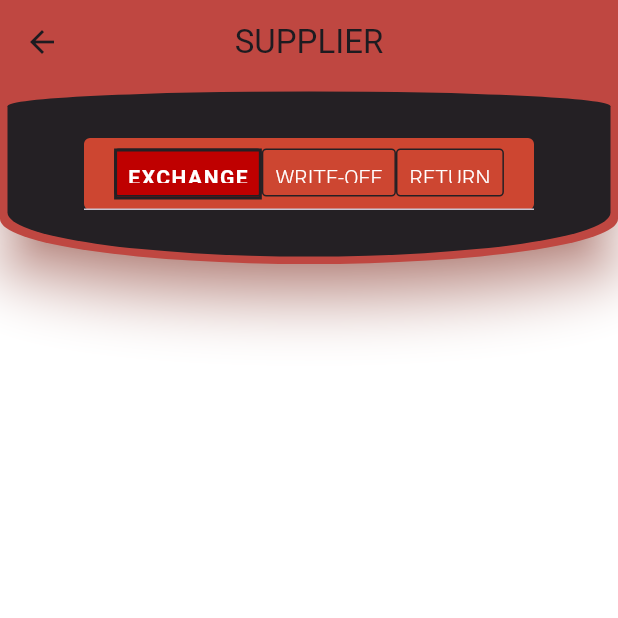
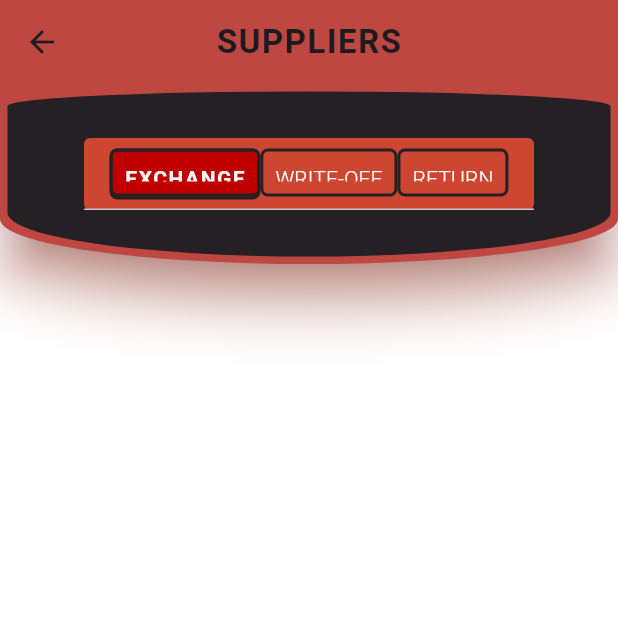
Before and after one commit to YuriiZaripa/expiration_date, a Flutter app: the CustomScaffoldWithTabBar screen opened directly with empty values, on a phone screen of 412 x 824 dp, the top half of it. Run offline on Flutter 3.47's test engine with Material 3 defaults, Android fonts, the phone set to English and light mode, and no system bars; our stand-ins replace dio, flutter_bloc, flutter_svg, get_it.

Commit message:
added connection to API and bloc

```diff
--- /dev/null
+++ b/lib/core/constants/url_constants.dart
@@ -0,0 +1,9 @@
+sealed class UrlConstants {
+
+  //change ip
+  static const String baseUrl = 'http://192.168.31.84:8080/product-expiration-date/api/v1';
+  // static const String baseUrl = 'http://localhost:8080/product-axpiration-date/api/v1';
+
+  static const String suppliers = '/suppliers';
+  static const String suppliersByCondition = '/suppliers/byReturnConditionType';
+}
--- /dev/null
+++ b/lib/core/enums/enums.dart
@@ -0,0 +1,6 @@
+enum BlocStatus {
+  none,
+  loading,
+  loaded,
+  error,
+}
--- a/lib/main.dart
+++ b/lib/main.dart
@@ -1,7 +1,11 @@
 import 'package:expiration_date/pages/home_page.dart';
 import 'package:flutter/material.dart';
+import 'package:expiration_date/dependency_injection.dart' as di;
+
 
 void main() {
+  di.setup();
+
   runApp(
     const MaterialApp(
       home: HomePage(),
--- /dev/null
+++ b/lib/pages/supplier_page/bloc/supplier_event.dart
@@ -0,0 +1,3 @@
+abstract class SupplierEvent {}
+
+class GetAllSuppliersEvent implements SupplierEvent {}
--- /dev/null
+++ b/lib/pages/supplier_page/bloc/supplier_state.dart
@@ -0,0 +1,28 @@
+import 'package:expiration_date/core/enums/enums.dart';
+import 'package:expiration_date/domaine/entities/suppliers_by_conditions.dart';
+
+class SupplierState {
+  const SupplierState({
+    required this.blocStatus,
+    this.suppliers,
+    this.errorText,
+  });
+
+  final BlocStatus blocStatus;
+  final SuppliersByConditions? suppliers;
+  final String? errorText;
+
+
+
+  SupplierState copyWith({
+    required BlocStatus blocStatus,
+    SuppliersByConditions? suppliers,
+    String? errorText,
+  }) {
+    return SupplierState(
+      blocStatus: blocStatus,
+      suppliers: suppliers,
+      errorText: errorText,
+    );
+  }
+}
--- a/lib/pages/supplier_page/supplier_page.dart
+++ b/lib/pages/supplier_page/supplier_page.dart
@@ -1,43 +1,62 @@
-import 'package:expiration_date/domaine/entities/supplier.dart';
+import 'package:expiration_date/core/enums/enums.dart';
+import 'package:expiration_date/core/thema/app_colors.dart';
+import 'package:expiration_date/pages/supplier_page/bloc/supplier_bloc.dart';
+import 'package:expiration_date/pages/supplier_page/bloc/supplier_event.dart';
+import 'package:expiration_date/pages/supplier_page/bloc/supplier_state.dart';
 import 'package:expiration_date/pages/supplier_page/widgets/supplier_tile_list.dart';
 import 'package:expiration_date/widgets/custom_scaffold_with_tabbar.dart';
 import 'package:flutter/material.dart';
+import 'package:expiration_date/dependency_injection.dart' as di;
+import 'package:flutter_bloc/flutter_bloc.dart';
 
-class SupplierPage extends StatelessWidget {
+class SupplierPage extends StatefulWidget {
   const SupplierPage({super.key});
 
   @override
+  State<SupplierPage> createState() => _SupplierPageState();
+}
+
+class _SupplierPageState extends State<SupplierPage> {
+  final SupplierBloc supplierBloc = di.getIt.get();
+
+
+ @override
+  void initState() {
+    super.initState();
+
+    supplierBloc.add(GetAllSuppliersEvent());
+  }
+
+  @override
   Widget build(BuildContext context) {
-    final List<Supplier> suppliersExchange = [
-      Supplier(supplierName: 'First to Exchange', period: 10, sale: 20),
-      Supplier(supplierName: 'Second to Exchange', period: 12, sale: 30),
-      Supplier(supplierName: 'Third to Exchange', period: 24, sale: 25),
-      Supplier(supplierName: 'Fourth to Exchange', period: 7, sale: 40),
-      Supplier(supplierName: 'Fifth to Exchange', period: 100, sale: 0),
-    ];
-
-    final List<Supplier> suppliersWriteOff = [
-      Supplier(supplierName: 'First to Write-Off', period: 10, sale: 20),
-      Supplier(supplierName: 'Second to Write-Off', period: 12, sale: 30),
-      Supplier(supplierName: 'Third to Write-Off', period: 24, sale: 25),
-      Supplier(supplierName: 'Fourth to Write-Off', period: 7, sale: 40),
-      Supplier(supplierName: 'Fifth to Write-Off', period: 100, sale: 0),
-    ];
-
-    final List<Supplier> suppliersReturn = [
-      Supplier(supplierName: 'First', period: 10, sale: 20),
-      Supplier(supplierName: 'Second', period: 12, sale: 30),
-      Supplier(supplierName: 'Third', period: 24, sale: 25),
-      Supplier(supplierName: 'Fourth', period: 7, sale: 40),
-      Supplier(supplierName: 'Fifth', period: 100, sale: 0),
-    ];
 
     return CustomScaffoldWithTabBar(
-      exchangeList: SupplierTileList(
-              suppliers: suppliersExchange,
-              notifyingText: 'NOTIFYING PERIOD',
-            ),
-      writeOffList: SupplierTileList(suppliers: suppliersWriteOff),
-      returnList: SupplierTileList(suppliers: suppliersReturn),);
+      body: BlocBuilder<SupplierBloc, SupplierState>(
+        bloc: supplierBloc,
+        builder: (BuildContext context, SupplierState state) {
+          if (state.blocStatus == BlocStatus.loading) {
+            return const Center(child: CircularProgressIndicator(color: AppColors.mainRed));
+          } else if (state.blocStatus == BlocStatus.error ||
+              state.suppliers == null) {
+            return const Center(
+              child: Text('OOPS!'),
+            );
+          }
+
+          final suppliers = state.suppliers!;
+
+          return TabBarView(
+            children: [
+              SupplierTileList(
+                suppliers: suppliers.exchange,
+                notifyingText: 'NOTIFYING PERIOD',
+              ),
+              SupplierTileList(suppliers: suppliers.writeOff),
+              SupplierTileList(suppliers: suppliers.regular),
+            ],
+          );
+        },
+      ),
+    );
   }
 }
--- a/lib/widgets/custom_scaffold_with_tabbar.dart
+++ b/lib/widgets/custom_scaffold_with_tabbar.dart
@@ -4,14 +4,10 @@ import 'package:flutter/material.dart';
 class CustomScaffoldWithTabBar extends StatelessWidget {
   const CustomScaffoldWithTabBar({
     super.key,
-    required this.exchangeList,
-    required this.writeOffList,
-    required this.returnList,
+    required this.body,
   });
 
-  final Widget exchangeList;
-  final Widget writeOffList;
-  final Widget returnList;
+  final Widget body;
 
   @override
   Widget build(BuildContext context) {
@@ -21,7 +17,13 @@ class CustomScaffoldWithTabBar extends StatelessWidget {
         backgroundColor: AppColors.mainWhite,
         appBar: AppBar(
           centerTitle: true,
-          title: const Text('SUPPLIER'),
+          title: const Text(
+            'SUPPLIERS',
+            style: TextStyle(
+              letterSpacing: 1,
+              fontWeight: FontWeight.w600,
+            ),
+          ),
           backgroundColor: AppColors.mainRed,
           elevation: 15,
           shadowColor: AppColors.mainRed,
@@ -89,15 +91,16 @@ class CustomScaffoldWithTabBar extends StatelessWidget {
                               color: AppColors.mainBlack,
                               width: 2,
                             ),
+                            borderRadius: BorderRadius.circular(5),
                           ),
                           tabs: [
                             Tab(
                               child: Container(
                                 decoration: BoxDecoration(
-                                  borderRadius: BorderRadius.circular(3),
+                                  borderRadius: BorderRadius.circular(5),
                                   border: Border.all(
                                     color: AppColors.mainBlack,
-                                    width: 1,
+                                    width: 2,
                                   ),
                                 ),
                                 padding: const EdgeInsets.all(8),
@@ -109,9 +112,11 @@ class CustomScaffoldWithTabBar extends StatelessWidget {
                             Tab(
                               child: Container(
                                 decoration: BoxDecoration(
-                                  borderRadius: BorderRadius.circular(3),
+                                  borderRadius: BorderRadius.circular(5),
                                   border: Border.all(
-                                      color: AppColors.mainBlack, width: 1),
+                                    color: AppColors.mainBlack,
+                                    width: 2,
+                                  ),
                                 ),
                                 padding: const EdgeInsets.all(8),
                                 child: const Text(
@@ -122,9 +127,11 @@ class CustomScaffoldWithTabBar extends StatelessWidget {
                             Tab(
                               child: Container(
                                 decoration: BoxDecoration(
-                                  borderRadius: BorderRadius.circular(3),
+                                  borderRadius: BorderRadius.circular(5),
                                   border: Border.all(
-                                      color: AppColors.mainBlack, width: 1),
+                                    color: AppColors.mainBlack,
+                                    width: 2,
+                                  ),
                                 ),
                                 padding: const EdgeInsets.all(8),
                                 child: const Text(
@@ -142,13 +149,7 @@ class CustomScaffoldWithTabBar extends StatelessWidget {
             ),
           ),
         ),
-        body: TabBarView(
-          children: [
-            exchangeList,
-            writeOffList,
-            returnList,
-          ],
-        ),
+        body: body,
       ),
     );
   }
--- a/pubspec.yaml
+++ b/pubspec.yaml
@@ -11,9 +11,11 @@ dependencies:
   flutter:
     sdk: flutter
 
-
   cupertino_icons: ^1.0.2
   flutter_svg: ^2.0.9
+  flutter_bloc: ^8.1.3
+  get_it: ^7.6.7
+  dio: ^5.4.0
 
 dev_dependencies:
   flutter_test:
```
Also changed, not shown: lib/data/network_service/expiration_date_api_service.dart (added, +22 -0 lines), lib/data/network_service/network_service.dart (added, +10 -0 lines), lib/data/remote_storage/supplier_service.dart (added, +29 -0 lines), lib/data/repository/supplier_repository.dart (added, +14 -0 lines), lib/dependency_injection.dart (added, +37 -0 lines), lib/domaine/entities/supplier.dart (+15 -1 lines), lib/domaine/entities/suppliers_by_conditions.dart (added, +28 -0 lines), lib/domaine/repository/i_supplier_repository.dart (added, +10 -0 lines), lib/domaine/usecases/get_all_supliers_usecase.dart (added, +21 -0 lines), lib/pages/supplier_page/bloc/supplier_bloc.dart (added, +34 -0 lines), lib/pages/supplier_page/widgets/supplier_tile.dart (+11 -6 lines), pubspec.lock.
